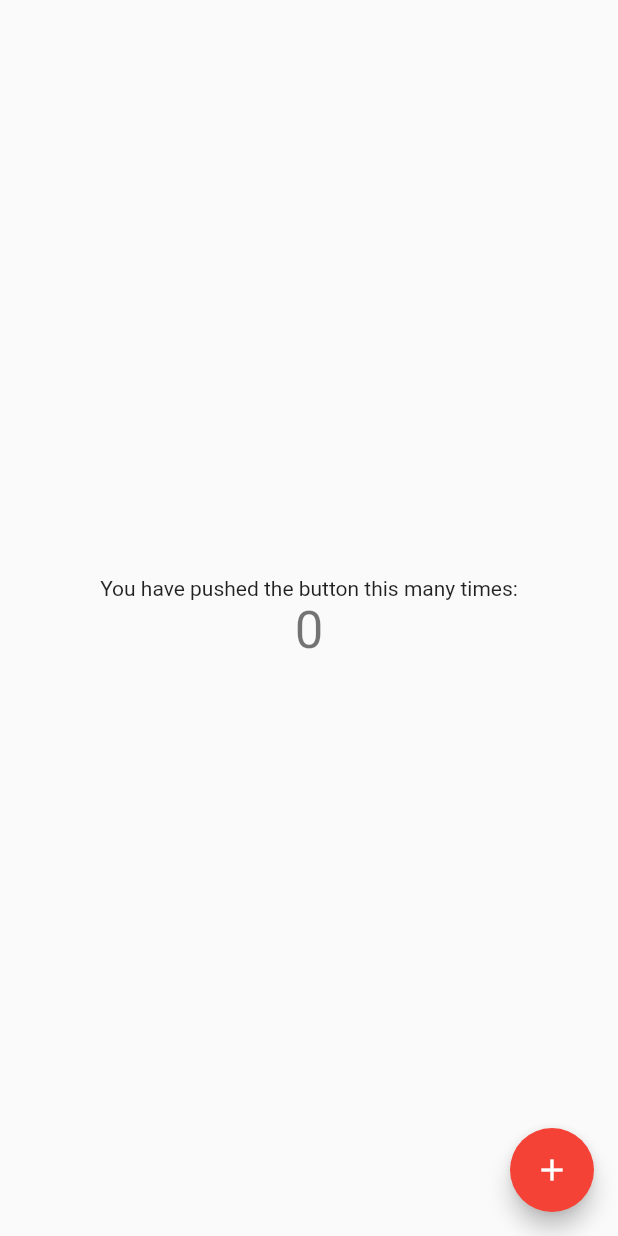
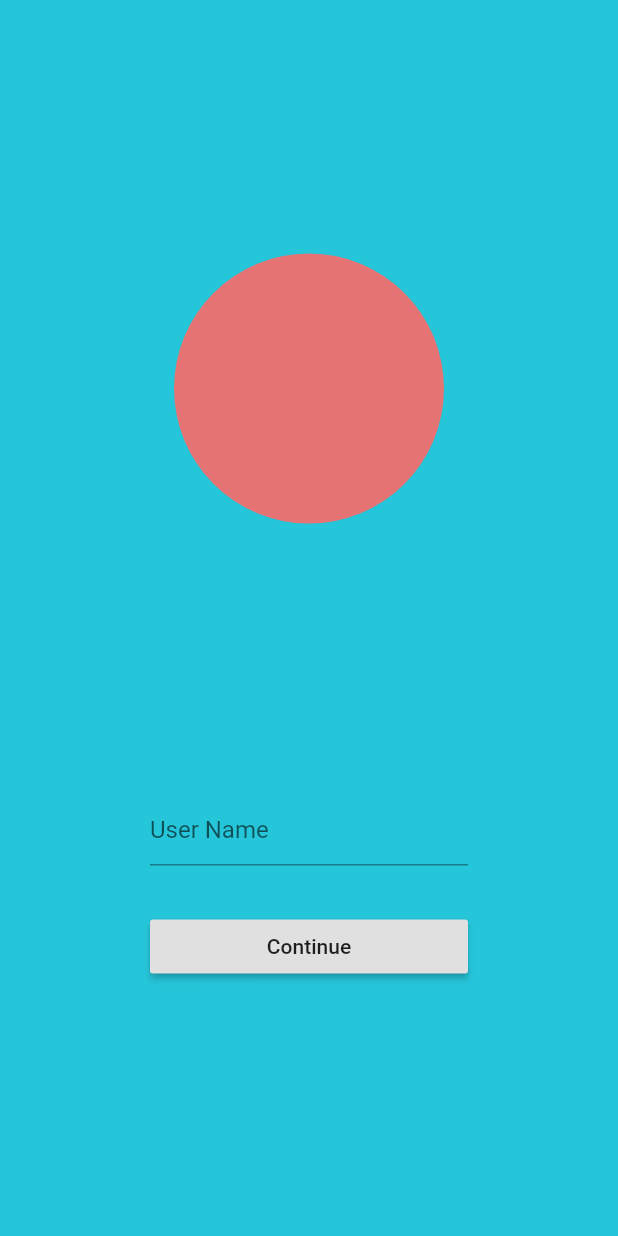
Before and after one commit to blade-of-grass/okblue, a Flutter app: the screen it shows after launch, on a phone screen of 412 x 824 dp. Run offline on Flutter 3.47's test engine with Material 2 defaults, Android fonts, the phone set to English and light mode, and no system bars.

Commit message:
rough background, colours and icon to be modified

```diff
--- a/lib/main.dart
+++ b/lib/main.dart
@@ -11,7 +11,7 @@ class MyApp extends StatelessWidget {
       title: 'Ok Bluemer',
       debugShowCheckedModeBanner: false,
       theme: ThemeData(
-        primarySwatch: Colors.red,
+        primarySwatch: Colors.indigo,
         visualDensity: VisualDensity.adaptivePlatformDensity,
       ),
       home: MyHomePage(title: 'Flutter Demo Home Page'),
@@ -29,50 +29,48 @@ class MyHomePage extends StatefulWidget {
 }
 
 class _MyHomePageState extends State<MyHomePage> {
-  int _counter = 0;
-
-  void _incrementCounter() {
-    setState(() {
-      _counter++;
-    });
+  String userName;
+  void _onClickContinue() {
+    print(userName);
   }
 
   @override
   Widget build(BuildContext context) {
     return Scaffold(
-      body: Center(
+      backgroundColor: Colors.cyan[400],
+      body: Padding(
+        padding: EdgeInsets.symmetric(horizontal: 100),
         child: Column(
-          // Column is also a layout widget. It takes a list of children and
-          // arranges them vertically. By default, it sizes itself to fit its
-          // children horizontally, and tries to be as tall as its parent.
-          //
-          // Invoke "debug painting" (press "p" in the console, choose the
-          // "Toggle Debug Paint" action from the Flutter Inspector in Android
-          // Studio, or the "Toggle Debug Paint" command in Visual Studio Code)
-          // to see the wireframe for each widget.
-          //
-          // Column has various properties to control how it sizes itself and
-          // how it positions its children. Here we use mainAxisAlignment to
-          // center the children vertically; the main axis here is the vertical
-          // axis because Columns are vertical (the cross axis would be
-          // horizontal).
+          crossAxisAlignment: CrossAxisAlignment.stretch,
           mainAxisAlignment: MainAxisAlignment.center,
           children: <Widget>[
-            Text(
-              'You have pushed the button this many times:',
+            Container(
+              decoration: BoxDecoration(
+                color: Colors.red[300],
+                shape: BoxShape.circle,
+              ),
+              width: 180,
+              height: 180,
             ),
-            Text(
-              '$_counter',
-              style: Theme.of(context).textTheme.headline4,
+            SizedBox(
+              height: 180,
+            ),
+            TextField(
+              onChanged: (inputedUserName) {
+                userName = inputedUserName;
+              },
+              decoration: InputDecoration(hintText: "User Name"),
+            ),
+            SizedBox(
+              height: 30,
+            ),
+            RaisedButton(
+              onPressed: _onClickContinue,
+              child: Text("Continue"),
             ),
           ],
         ),
       ),
-      floatingActionButton: FloatingActionButton(
-        onPressed: _incrementCounter,
-        tooltip: 'Increment',
-        child: Icon(Icons.add),
-      ), // This trailing comma makes auto-formatting nicer for build methods.
     );
   }
 }
```
Also changed, not shown: 1 other file.
